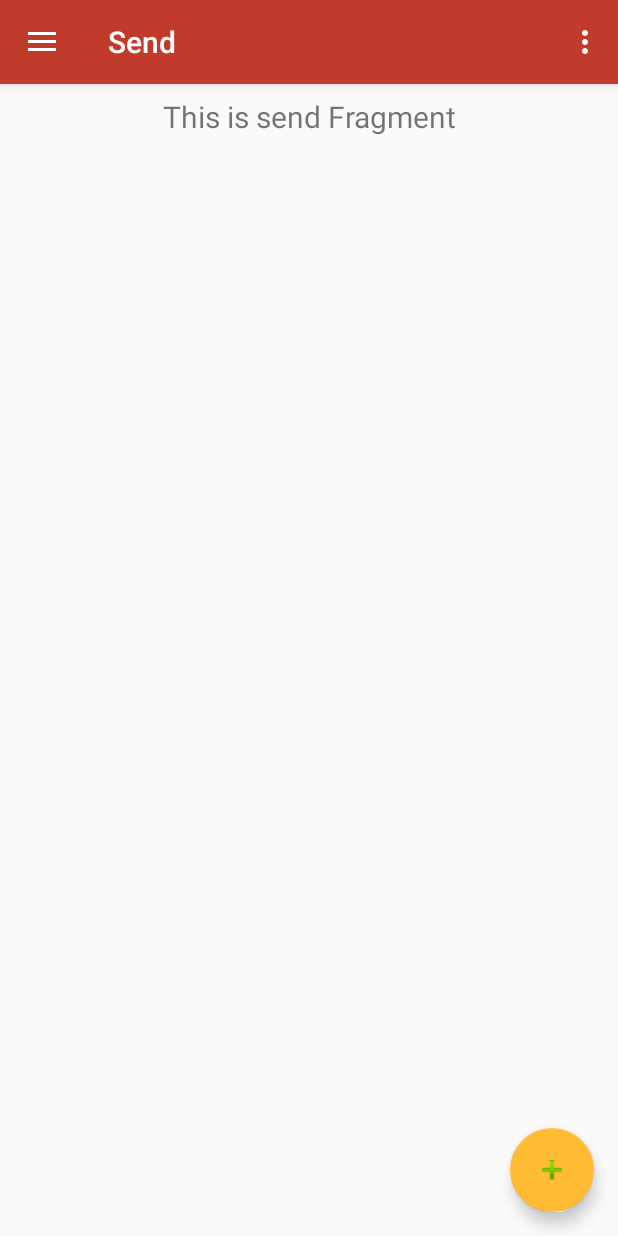
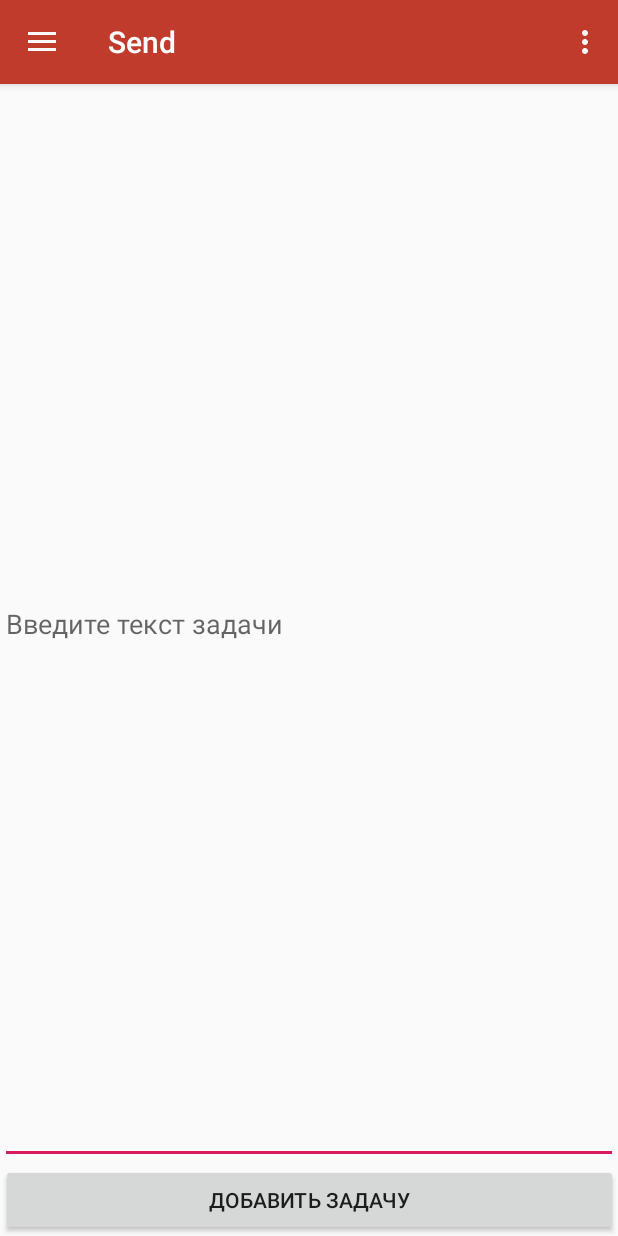
Before and after one commit to Galahed1204/WorkList, an Android app: the screen it shows after launch (MainActivity), in the side drawer, after a tap on "Send", on a phone screen of 412 x 824 dp. Run offline under Robolectric (Android 15) with nearby library versions, the phone set to English and light mode, and no system bars; our stand-ins replace navigation-ui.

Commit message:
add repository, testing android view model

```diff
--- a/app/src/main/java/com/galinc/worklist/MainActivity.kt
+++ b/app/src/main/java/com/galinc/worklist/MainActivity.kt
@@ -24,11 +24,11 @@ class MainActivity : AppCompatActivity() {
         val toolbar: Toolbar = findViewById(R.id.toolbar)
         setSupportActionBar(toolbar)
 
-        val fab: FloatingActionButton = findViewById(R.id.fab)
-        fab.setOnClickListener { view ->
-            Snackbar.make(view, "Replace with your own action", Snackbar.LENGTH_LONG)
-                .setAction("Action", null).show()
-        }
+//        val fab: FloatingActionButton = findViewById(R.id.fab)
+//        fab.setOnClickListener { view ->
+//            Snackbar.make(view, "Replace with your own action", Snackbar.LENGTH_LONG)
+//                .setAction("Action", null).show()
+//        }
         val drawerLayout: DrawerLayout = findViewById(R.id.drawer_layout)
         val navView: NavigationView = findViewById(R.id.nav_view)
         val navController = findNavController(R.id.nav_host_fragment)
--- a/app/src/main/java/com/galinc/worklist/db/entities/MainTaskDB.kt
+++ b/app/src/main/java/com/galinc/worklist/db/entities/MainTaskDB.kt
@@ -10,5 +10,4 @@ data class MainTaskDB (
     @PrimaryKey @ColumnInfo(name = "guid",index = true)
     val guid: String = UUID.randomUUID().toString(),
     val text:String,
-    val checked:Boolean){
-}
+    val checked:Boolean)
--- a/app/src/main/java/com/galinc/worklist/domain/entity/MainTask.kt
+++ b/app/src/main/java/com/galinc/worklist/domain/entity/MainTask.kt
@@ -1,3 +1,11 @@
 package com.galinc.worklist.domain.entity
 
-data class MainTask(var textOfTask:String, var completed:Boolean)
+class MainTask(
+                    var textOfTask:String,
+                    var completed:Boolean){
+    val guid:String? = null
+    constructor( guid:String,
+                 textOfTask:String,
+                 completed:Boolean):this( textOfTask,
+    completed)
+}
--- /dev/null
+++ b/app/src/main/java/com/galinc/worklist/domain/repository/DataBaseRepository.kt
@@ -0,0 +1,5 @@
+package com.galinc.worklist.domain.repository
+
+interface DataBaseRepository{
+    fun addTaskToDB(textOfTask:String)
+}
--- /dev/null
+++ b/app/src/main/java/com/galinc/worklist/ui/addtask/AddTaskFragment.kt
@@ -0,0 +1,40 @@
+package com.galinc.worklist.ui.addtask
+
+import android.os.Bundle
+import android.view.LayoutInflater
+import android.view.View
+import android.view.ViewGroup
+import android.widget.TextView
+import androidx.fragment.app.Fragment
+import androidx.lifecycle.LifecycleOwner
+import androidx.lifecycle.Observer
+import androidx.lifecycle.ViewModelProviders
+import com.galinc.worklist.R
+import kotlinx.android.synthetic.main.fragment_send.*
+
+class AddTaskFragment : Fragment() {
+
+    private lateinit var addTaskViewModel: AddTaskViewModel
+
+    override fun onCreateView(
+        inflater: LayoutInflater,
+        container: ViewGroup?,
+        savedInstanceState: Bundle?
+    ): View? {
+        addTaskViewModel =
+            ViewModelProviders.of(this).get(AddTaskViewModel::class.java)
+        val root = inflater.inflate(R.layout.fragment_send, container, false)
+        //val textView: TextView = root.findViewById(R.id.text_send)
+        addTaskViewModel.text.observe(this as LifecycleOwner, Observer {
+            //textView.text = it
+        })
+        return root
+    }
+
+    override fun onActivityCreated(savedInstanceState: Bundle?) {
+        super.onActivityCreated(savedInstanceState)
+        add_task_button.setOnClickListener {
+
+        }
+    }
+}
--- /dev/null
+++ b/app/src/main/java/com/galinc/worklist/ui/addtask/AddTaskViewModel.kt
@@ -0,0 +1,24 @@
+package com.galinc.worklist.ui.addtask
+
+import android.app.Application
+import androidx.lifecycle.AndroidViewModel
+import androidx.lifecycle.LiveData
+import androidx.lifecycle.MutableLiveData
+import com.galinc.worklist.domain.repository.DataBaseRepository
+
+
+class AddTaskViewModel(application: Application ) : AndroidViewModel(application) {
+
+    private val _text = MutableLiveData<String>().apply {
+        value = "This is send Fragment"
+    }
+    val text: LiveData<String> = _text
+
+    private var mRepository: DataBaseRepository? = null
+
+//    fun WordViewModel(application: Application?) {
+//        super(application)
+//        mRepository = WordRepository(application)
+//        mAllWords = mRepository.getAllWords()
+//    }
+}
--- a/app/src/main/java/com/galinc/worklist/ui/home/HomeFragment.kt
+++ b/app/src/main/java/com/galinc/worklist/ui/home/HomeFragment.kt
@@ -10,9 +10,13 @@ import androidx.lifecycle.LifecycleOwner
 import androidx.lifecycle.Observer
 import androidx.lifecycle.ViewModelProvider
 import androidx.lifecycle.ViewModelProviders
+import androidx.navigation.Navigation
 import com.galinc.worklist.R
 import com.galinc.worklist.domain.entity.MainTask
 import com.galinc.worklist.ui.adapter.MainTaskAdapter
+import com.google.android.material.floatingactionbutton.FloatingActionButton
+import kotlinx.android.synthetic.main.app_bar_main.*
+import kotlinx.android.synthetic.main.app_bar_main.view.*
 import kotlinx.android.synthetic.main.fragment_home.*
 
 class HomeFragment : Fragment() {
@@ -22,16 +26,16 @@ class HomeFragment : Fragment() {
         super.onActivityCreated(savedInstanceState)
 
         val items = listOf(
-            MainTask("Александр", false),
-            MainTask("Михаил", false),
-            MainTask("Николай", false),
-            MainTask("Фёдор", false),
-            MainTask("Сергей", true)
+            MainTask(textOfTask = "Александр", completed = false),
+            MainTask(textOfTask = "Михаил", completed = false),
+            MainTask(textOfTask = "Николай", completed = false),
+            MainTask(textOfTask = "Фёдор", completed = false),
+            MainTask(textOfTask = "Сергей", completed = true)
         )
 
         val myAdapter = MainTaskAdapter(items, object:MainTaskAdapter.Callback {
             override fun onItemClicked(item: MainTask) {
-                TODO(" Сюда придёт элемент, по которому кликнули. Можно дальше с ним работать")
+                //TODO(" Сюда придёт элемент, по которому кликнули. Можно дальше с ним работать")
             }
 
             override fun onItemChecked(item: MainTask) {
@@ -40,6 +44,13 @@ class HomeFragment : Fragment() {
         })
 
         homeList.adapter = myAdapter
+
+        fab_home.setOnClickListener {_ ->
+            Navigation.findNavController(view!!).navigate(R.id.action_nav_home_to_nav_send)
+
+
+        }
+
     }
 
     override fun onCreateView(
@@ -56,8 +67,6 @@ class HomeFragment : Fragment() {
             //textView.text = it
         })
 
-
-
         return root
     }
 }
--- a/app/src/main/java/com/galinc/worklist/ui/send/SendFragment.kt
+++ /dev/null
@@ -1,31 +0,0 @@
-package com.galinc.worklist.ui.send
-
-import android.os.Bundle
-import android.view.LayoutInflater
-import android.view.View
-import android.view.ViewGroup
-import android.widget.TextView
-import androidx.fragment.app.Fragment
-import androidx.lifecycle.Observer
-import androidx.lifecycle.ViewModelProviders
-import com.galinc.worklist.R
-
-class SendFragment : Fragment() {
-
-    private lateinit var sendViewModel: SendViewModel
-
-    override fun onCreateView(
-        inflater: LayoutInflater,
-        container: ViewGroup?,
-        savedInstanceState: Bundle?
-    ): View? {
-        sendViewModel =
-            ViewModelProviders.of(this).get(SendViewModel::class.java)
-        val root = inflater.inflate(R.layout.fragment_send, container, false)
-        val textView: TextView = root.findViewById(R.id.text_send)
-        sendViewModel.text.observe(this, Observer {
-            textView.text = it
-        })
-        return root
-    }
-}
--- a/app/src/main/java/com/galinc/worklist/ui/send/SendViewModel.kt
+++ /dev/null
@@ -1,13 +0,0 @@
-package com.galinc.worklist.ui.send
-
-import androidx.lifecycle.LiveData
-import androidx.lifecycle.MutableLiveData
-import androidx.lifecycle.ViewModel
-
-class SendViewModel : ViewModel() {
-
-    private val _text = MutableLiveData<String>().apply {
-        value = "This is send Fragment"
-    }
-    val text: LiveData<String> = _text
-}
--- a/app/src/main/res/layout/app_bar_main.xml
+++ b/app/src/main/res/layout/app_bar_main.xml
@@ -22,13 +22,13 @@
 
     <include layout="@layout/content_main" />
 
-    <com.google.android.material.floatingactionbutton.FloatingActionButton
-        android:id="@+id/fab"
-        android:layout_width="wrap_content"
-        android:layout_height="wrap_content"
-        android:layout_gravity="bottom|end"
-        android:layout_margin="@dimen/fab_margin"
-        app:backgroundTint="@android:color/holo_orange_light"
-        app:srcCompat="@android:drawable/ic_input_add" />
+<!--    <com.google.android.material.floatingactionbutton.FloatingActionButton-->
+<!--        android:id="@+id/fab"-->
+<!--        android:layout_width="wrap_content"-->
+<!--        android:layout_height="wrap_content"-->
+<!--        android:layout_gravity="bottom|end"-->
+<!--        android:layout_margin="@dimen/fab_margin"-->
+<!--        app:backgroundTint="@android:color/holo_orange_light"-->
+<!--        app:srcCompat="@android:drawable/ic_input_add" />-->
 
 </androidx.coordinatorlayout.widget.CoordinatorLayout>
--- a/app/src/main/res/layout/fragment_send.xml
+++ b/app/src/main/res/layout/fragment_send.xml
@@ -1,19 +1,29 @@
 <?xml version="1.0" encoding="utf-8"?>
 <androidx.constraintlayout.widget.ConstraintLayout xmlns:android="http://schemas.android.com/apk/res/android"
     xmlns:app="http://schemas.android.com/apk/res-auto"
+    xmlns:tools="http://schemas.android.com/tools"
     android:layout_width="match_parent"
     android:layout_height="match_parent">
 
-    <TextView
-        android:id="@+id/text_send"
-        android:layout_width="match_parent"
-        android:layout_height="wrap_content"
-        android:layout_marginStart="8dp"
-        android:layout_marginTop="8dp"
-        android:layout_marginEnd="8dp"
-        android:textAlignment="center"
-        android:textSize="20sp"
+    <EditText
+        android:id="@+id/editText"
+        android:layout_width="0dp"
+        android:layout_height="0dp"
+        android:ems="0"
+        android:hint="@string/add_task_text"
+        android:inputType="textMultiLine"
+        app:layout_constraintBottom_toTopOf="@id/add_task_button"
         app:layout_constraintEnd_toEndOf="parent"
         app:layout_constraintStart_toStartOf="parent"
         app:layout_constraintTop_toTopOf="parent" />
+
+    <Button
+        android:id="@+id/add_task_button"
+        android:layout_width="411dp"
+        android:layout_height="wrap_content"
+        android:text="@string/add_task_button"
+        app:layout_constraintBottom_toBottomOf="parent"
+        app:layout_constraintEnd_toEndOf="parent"
+        app:layout_constraintStart_toStartOf="parent" />
+
 </androidx.constraintlayout.widget.ConstraintLayout>
--- a/app/src/main/res/navigation/mobile_navigation.xml
+++ b/app/src/main/res/navigation/mobile_navigation.xml
@@ -11,8 +11,8 @@
         android:label="@string/menu_home"
         tools:layout="@layout/fragment_home" >
         <action
-            android:id="@+id/action_nav_home_to_nav_gallery"
-            app:destination="@id/nav_gallery" />
+            android:id="@+id/action_nav_home_to_nav_send"
+            app:destination="@id/nav_send" />
     </fragment>
 
     <fragment
@@ -41,7 +41,7 @@
 
     <fragment
         android:id="@+id/nav_send"
-        android:name="com.galinc.worklist.ui.send.SendFragment"
+        android:name="com.galinc.worklist.ui.addtask.AddTaskFragment"
         android:label="@string/menu_send"
         tools:layout="@layout/fragment_send" />
 </navigation>
--- a/app/src/main/res/values/strings.xml
+++ b/app/src/main/res/values/strings.xml
@@ -13,4 +13,6 @@
     <string name="menu_tools">Tools</string>
     <string name="menu_share">Share</string>
     <string name="menu_send">Send</string>
+    <string name="add_task_text">Введите текст задачи</string>
+    <string name="add_task_button">Добавить задачу</string>
 </resources>
```
Also changed, not shown: app/src/main/java/com/galinc/worklist/data/DataBaseRepositoryImpl.kt (added, +23 -0 lines), app/src/main/java/com/galinc/worklist/db/AppDatabase.kt (+2 -6 lines), app/src/main/java/com/galinc/worklist/mapper/MainTaskMapper.kt (added, +17 -0 lines), app/src/main/res/layout/fragment_home.xml (+13 -0 lines).
